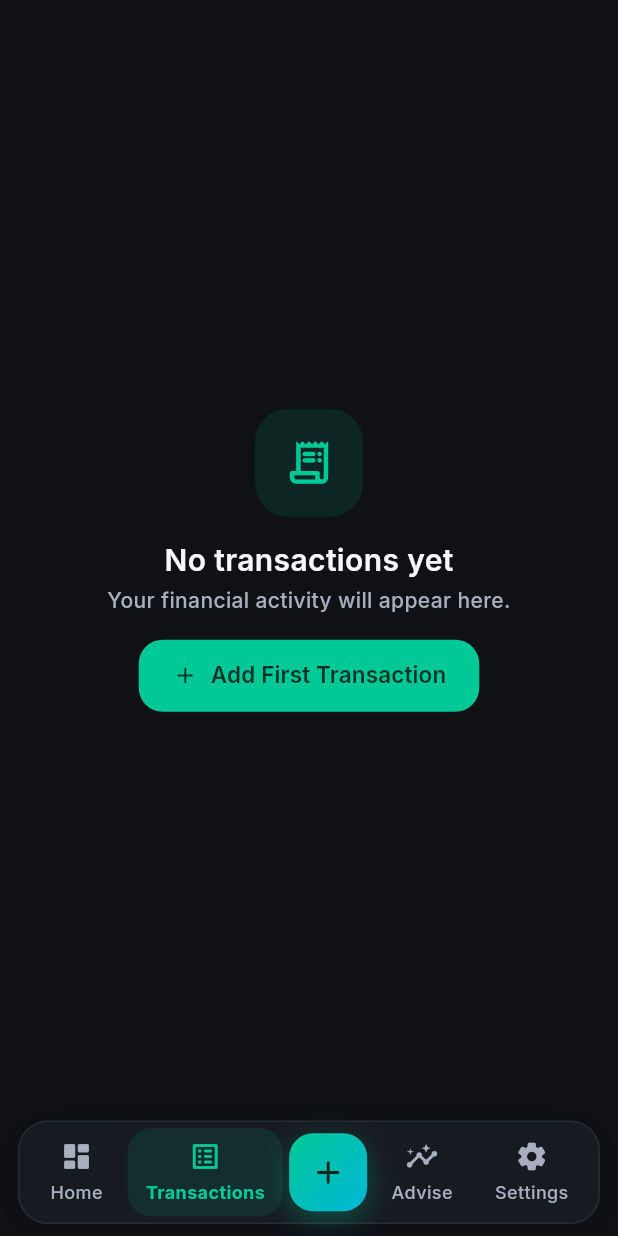
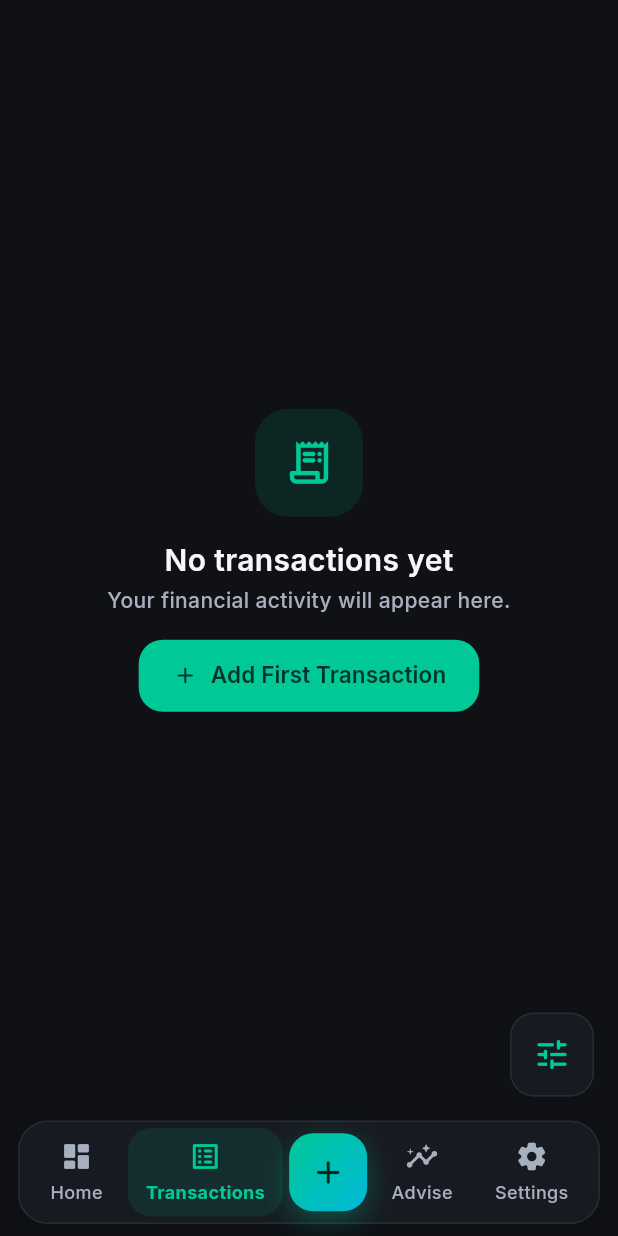
Before and after one commit to shubhamambastha/expense_tracker_app, a Flutter app: the screen it shows once a user with an empty profile is signed in, item 2 of the bottom bar chosen, on a phone screen of 412 x 824 dp. Run offline on Flutter 3.47's test engine with Material 3 defaults, Android fonts, the phone set to English and light mode, and no system bars; drawn by our look-alikes of flutter_animate; our stand-ins replace shared_preferences, supabase_flutter; accounts and stored records are empty; network calls fail.

Commit message:
refactor(transactions): remove deprecated transaction handling methods for cleaner code
- Eliminate unused parameters for adding expenses, incomes, and transfers from `TransactionsContent`, `TransactionsScreen`, and `ExpenseHomePage`.
- Streamline transaction management by focusing on the primary `onAddTransaction` method.
- Enhance code clarity and maintainability by removing redundant functionality.

```diff
--- a/lib/components/home/transactions_content.dart
+++ b/lib/components/home/transactions_content.dart
@@ -14,9 +14,6 @@ class TransactionsContent extends StatelessWidget {
     this.onDelete,
     this.onDuplicate,
     this.onAddTransaction,
-    this.onAddExpense,
-    this.onAddIncome,
-    this.onAddTransfer,
   });
 
   final List<Transaction> transactions;
@@ -26,9 +23,6 @@ class TransactionsContent extends StatelessWidget {
   final void Function(Transaction transaction)? onDelete;
   final void Function(Transaction transaction)? onDuplicate;
   final VoidCallback? onAddTransaction;
-  final VoidCallback? onAddExpense;
-  final VoidCallback? onAddIncome;
-  final VoidCallback? onAddTransfer;
 
   @override
   Widget build(BuildContext context) {
@@ -40,9 +34,6 @@ class TransactionsContent extends StatelessWidget {
       onDelete: onDelete,
       onDuplicate: onDuplicate,
       onAddTransaction: onAddTransaction,
-      onAddExpense: onAddExpense,
-      onAddIncome: onAddIncome,
-      onAddTransfer: onAddTransfer,
     );
   }
 }
--- a/lib/components/transaction/transactions_screen.dart
+++ b/lib/components/transaction/transactions_screen.dart
@@ -26,9 +26,6 @@ class TransactionsScreen extends StatefulWidget {
     this.onDelete,
     this.onDuplicate,
     this.onAddTransaction,
-    this.onAddExpense,
-    this.onAddIncome,
-    this.onAddTransfer,
   });
 
   final List<Transaction> transactions;
@@ -38,9 +35,6 @@ class TransactionsScreen extends StatefulWidget {
   final void Function(Transaction transaction)? onDelete;
   final void Function(Transaction transaction)? onDuplicate;
   final VoidCallback? onAddTransaction;
-  final VoidCallback? onAddExpense;
-  final VoidCallback? onAddIncome;
-  final VoidCallback? onAddTransfer;
 
   @override
   State<TransactionsScreen> createState() => _TransactionsScreenState();
@@ -528,44 +522,24 @@ class _TransactionsScreenState extends State<TransactionsScreen> {
     );
   }
 
-  void _showQuickAddMenu() {
-    showModalBottomSheet<void>(
-      context: context,
-      showDragHandle: true,
-      backgroundColor: AppColors.surface,
-      builder: (ctx) {
-        return SafeArea(
-          child: Column(
-            mainAxisSize: MainAxisSize.min,
+  Widget _wrapWithFilterFab(Widget child) {
+    return Stack(
       children: [
-              ListTile(
-                leading: const Icon(Icons.remove_circle_outline_rounded),
-                title: const Text('Add Expense'),
-                onTap: () {
-                  Navigator.of(ctx).pop();
-                  (widget.onAddExpense ?? widget.onAddTransaction)?.call();
-                },
+        child,
+        Positioned(
+          right: AppSpacing.lg,
+          bottom: AppSpacing.lg,
+          child: AnimatedSlide(
+            duration: AppDurations.micro,
+            offset: _fabVisible ? Offset.zero : const Offset(0, 2),
+            child: AnimatedOpacity(
+              duration: AppDurations.micro,
+              opacity: _fabVisible ? 1 : 0,
+              child: _TransactionsFilterFab(onTap: _openFilterShortcut),
             ),
-              ListTile(
-                leading: const Icon(Icons.add_circle_outline_rounded),
-                title: const Text('Add Income'),
-                onTap: () {
-                  Navigator.of(ctx).pop();
-                  (widget.onAddIncome ?? widget.onAddTransaction)?.call();
-                },
           ),
-              ListTile(
-                leading: const Icon(Icons.swap_horiz_rounded),
-                title: const Text('Add Transfer'),
-                onTap: () {
-                  Navigator.of(ctx).pop();
-                  (widget.onAddTransfer ?? widget.onAddTransaction)?.call();
-                },
         ),
       ],
-          ),
-        );
-      },
     );
   }
 
@@ -576,7 +550,9 @@ class _TransactionsScreenState extends State<TransactionsScreen> {
     }
 
     if (widget.transactions.isEmpty) {
-      return _EmptyTransactions(onAdd: widget.onAddTransaction);
+      return _wrapWithFilterFab(
+        _EmptyTransactions(onAdd: widget.onAddTransaction),
+      );
     }
 
     final filtered = _filtered;
@@ -592,8 +568,7 @@ class _TransactionsScreenState extends State<TransactionsScreen> {
         _searchController.text.isEmpty && _recentSearches.isNotEmpty;
     final itemCount = filtered.isEmpty ? 0 : _sliverItemCount(groups);
 
-    return Stack(
-      children: [
+    return _wrapWithFilterFab(
       CustomScrollView(
         controller: _scrollController,
         physics: const BouncingScrollPhysics(
@@ -602,7 +577,6 @@ class _TransactionsScreenState extends State<TransactionsScreen> {
         slivers: [
           SliverToBoxAdapter(
             child: _TransactionsAppBar(
-                onFilterShortcut: _openFilterShortcut,
               onCalendar: _openDateFilter,
             ),
           ),
@@ -659,23 +633,6 @@ class _TransactionsScreenState extends State<TransactionsScreen> {
           const SliverToBoxAdapter(child: SizedBox(height: 100)),
         ],
       ),
-        Positioned(
-          right: AppSpacing.lg,
-          bottom: AppSpacing.lg,
-          child: AnimatedSlide(
-            duration: AppDurations.micro,
-            offset: _fabVisible ? Offset.zero : const Offset(0, 2),
-            child: AnimatedOpacity(
-              duration: AppDurations.micro,
-              opacity: _fabVisible ? 1 : 0,
-              child: _TransactionsFab(
-                onTap: widget.onAddTransaction,
-                onLongPress: _showQuickAddMenu,
-              ),
-            ),
-          ),
-        ),
-      ],
     );
   }
 
@@ -741,12 +698,8 @@ class _TransactionsScreenState extends State<TransactionsScreen> {
 }
 
 class _TransactionsAppBar extends StatelessWidget {
-  const _TransactionsAppBar({
-    required this.onFilterShortcut,
-    required this.onCalendar,
-  });
+  const _TransactionsAppBar({required this.onCalendar});
 
-  final VoidCallback onFilterShortcut;
   final VoidCallback onCalendar;
 
   @override
@@ -762,11 +715,6 @@ class _TransactionsAppBar extends StatelessWidget {
         children: [
           Expanded(
             child: Text('Transactions', style: AppTextStyles.headingMedium),
-          ),
-          IconButton(
-            tooltip: 'Filters',
-            onPressed: onFilterShortcut,
-            icon: const Icon(Icons.tune_rounded),
           ),
           IconButton(
             tooltip: 'Export',
@@ -1100,22 +1048,38 @@ class _NoResults extends StatelessWidget {
   }
 }
 
-class _TransactionsFab extends StatelessWidget {
-  const _TransactionsFab({this.onTap, this.onLongPress});
+class _TransactionsFilterFab extends StatelessWidget {
+  const _TransactionsFilterFab({required this.onTap});
 
-  final VoidCallback? onTap;
-  final VoidCallback? onLongPress;
+  final VoidCallback onTap;
 
   @override
   Widget build(BuildContext context) {
-    return GestureDetector(
-      onLongPress: onLongPress,
-      child: FloatingActionButton(
-        onPressed: onTap,
-        backgroundColor: AppColors.primary,
-        foregroundColor: AppColors.primarySoft,
+    return Semantics(
+      button: true,
+      label: 'Filters',
+      child: Material(
+        key: const ValueKey('transactions-filter-fab'),
+        color: AppColors.surface,
         elevation: 4,
-        child: const Icon(Icons.add_rounded, size: 28),
+        shadowColor: Colors.black26,
+        shape: RoundedRectangleBorder(
+          borderRadius: BorderRadius.circular(16),
+          side: const BorderSide(color: AppColors.border),
+        ),
+        child: InkWell(
+          onTap: onTap,
+          borderRadius: BorderRadius.circular(16),
+          child: const SizedBox(
+            width: 56,
+            height: 56,
+            child: Icon(
+              Icons.tune_rounded,
+              color: AppColors.primary,
+              size: 26,
+            ),
+          ),
+        ),
       ),
     );
   }
--- a/lib/screens/home/expense_home_page.dart
+++ b/lib/screens/home/expense_home_page.dart
@@ -403,9 +403,6 @@ class _ExpenseHomePageState extends State<ExpenseHomePage> {
       onDelete: _confirmAndDeleteTransaction,
       onDuplicate: _duplicateTransaction,
       onAddTransaction: () => _openAddTransactionPage(),
-      onAddExpense: () => _openAddTransactionPage(kind: TransactionKind.expense),
-      onAddIncome: () => _openAddTransactionPage(kind: TransactionKind.income),
-      onAddTransfer: () => _openAddTransactionPage(kind: TransactionKind.transfer),
     );
   }
 
```
Lines whose indentation alone changed are shown as unchanged.
